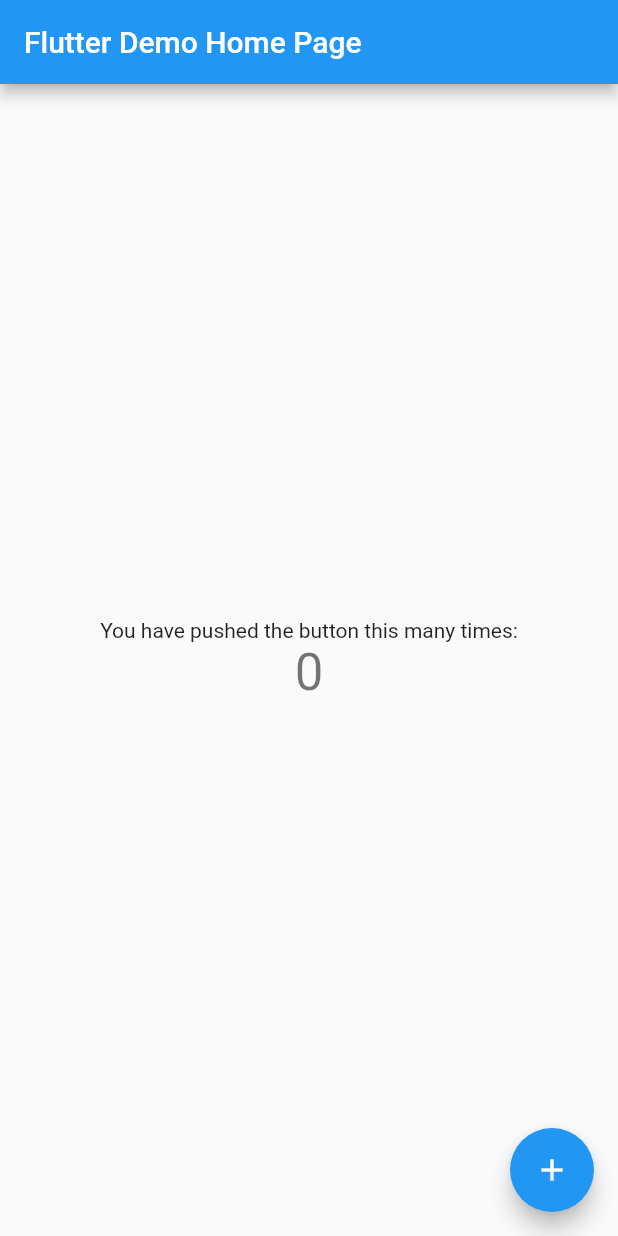
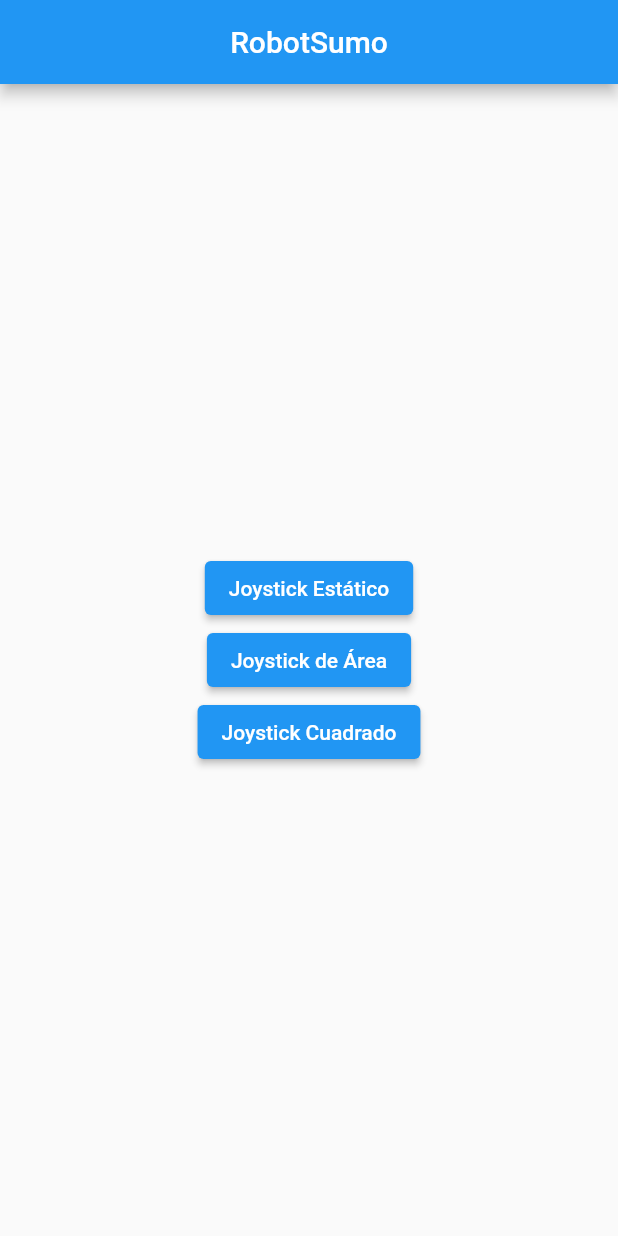
Before and after one commit to ntaticat/robotsumo, a Flutter app: the screen it shows after launch, on a phone screen of 412 x 824 dp. Run offline on Flutter 3.47's test engine with Material 2 defaults, Android fonts, the phone set to English and light mode, and no system bars; missing offline and left inert: flutter_joystick.

Commit message:
add joystick pages

```diff
--- /dev/null
+++ b/lib/Pages/index.dart
@@ -0,0 +1,4 @@
+
+export 'package:robotsumo/Pages/square_joystick_page.dart';
+export 'package:robotsumo/Pages/static_joystick_page.dart';
+export 'package:robotsumo/Pages/area_joystick_page.dart';
--- /dev/null
+++ b/lib/components/data.dart
@@ -0,0 +1,5 @@
+import 'package:flutter/material.dart';
+
+const ballSize = 30.0;
+const step = 10.0;
+var backgroundColorPage = Colors.deepPurple[200];
--- a/lib/main.dart
+++ b/lib/main.dart
@@ -1,115 +1,69 @@
 import 'package:flutter/material.dart';
+import 'package:robotsumo/Pages/index.dart';
 
 void main() {
-  runApp(const MyApp());
+  runApp(const JoystickExampleApp());
 }
 
-class MyApp extends StatelessWidget {
-  const MyApp({super.key});
+class JoystickExampleApp extends StatelessWidget {
+  const JoystickExampleApp({Key? key}) : super(key: key);
 
-  // This widget is the root of your application.
   @override
   Widget build(BuildContext context) {
     return MaterialApp(
-      title: 'Flutter Demo',
-      theme: ThemeData(
-        // This is the theme of your application.
-        //
-        // Try running your application with "flutter run". You'll see the
-        // application has a blue toolbar. Then, without quitting the app, try
-        // changing the primarySwatch below to Colors.green and then invoke
-        // "hot reload" (press "r" in the console where you ran "flutter run",
-        // or simply save your changes to "hot reload" in a Flutter IDE).
-        // Notice that the counter didn't reset back to zero; the application
-        // is not restarted.
-        primarySwatch: Colors.blue,
+      debugShowCheckedModeBanner: false,
+      home: Scaffold(
+        appBar: AppBar(
+          title: const Center(child: Text('RobotSumo')),
+        ),
+        body: const MainPage(),
       ),
-      home: const MyHomePage(title: 'Flutter Demo Home Page'),
     );
   }
 }
 
-class MyHomePage extends StatefulWidget {
-  const MyHomePage({super.key, required this.title});
-
-  // This widget is the home page of your application. It is stateful, meaning
-  // that it has a State object (defined below) that contains fields that affect
-  // how it looks.
-
-  // This class is the configuration for the state. It holds the values (in this
-  // case the title) provided by the parent (in this case the App widget) and
-  // used by the build method of the State. Fields in a Widget subclass are
-  // always marked "final".
-
-  final String title;
-
-  @override
-  State<MyHomePage> createState() => _MyHomePageState();
-}
-
-class _MyHomePageState extends State<MyHomePage> {
-  int _counter = 0;
-
-  void _incrementCounter() {
-    setState(() {
-      // This call to setState tells the Flutter framework that something has
-      // changed in this State, which causes it to rerun the build method below
-      // so that the display can reflect the updated values. If we changed
-      // _counter without calling setState(), then the build method would not be
-      // called again, and so nothing would appear to happen.
-      _counter++;
-    });
-  }
+class MainPage extends StatelessWidget {
+  const MainPage({Key? key}) : super(key: key);
 
   @override
   Widget build(BuildContext context) {
-    // This method is rerun every time setState is called, for instance as done
-    // by the _incrementCounter method above.
-    //
-    // The Flutter framework has been optimized to make rerunning build methods
-    // fast, so that you can just rebuild anything that needs updating rather
-    // than having to individually change instances of widgets.
-    return Scaffold(
-      appBar: AppBar(
-        // Here we take the value from the MyHomePage object that was created by
-        // the App.build method, and use it to set our appbar title.
-        title: Text(widget.title),
+    return SizedBox(
+      width: double.infinity,
+      child: Column(
+        mainAxisAlignment: MainAxisAlignment.center,
+        children: [
+          ElevatedButton(
+            onPressed: () {
+              Navigator.push(
+                context,
+                MaterialPageRoute(
+                    builder: (context) => const StaticJoystickPage()),
+              );
+            },
+            child: const Text('Joystick Estático'),
+          ),
+          ElevatedButton(
+            onPressed: () {
+              Navigator.push(
+                context,
+                MaterialPageRoute(
+                    builder: (context) => const AreaJoystickPage()),
+              );
+            },
+            child: const Text('Joystick de Área'),
+          ),
+          ElevatedButton(
+            onPressed: () {
+              Navigator.push(
+                context,
+                MaterialPageRoute(
+                    builder: (context) => const SquareJoystickPage()),
+              );
+            },
+            child: const Text('Joystick Cuadrado'),
+          ),
+        ],
       ),
-      body: Center(
-        // Center is a layout widget. It takes a single child and positions it
-        // in the middle of the parent.
-        child: Column(
-          // Column is also a layout widget. It takes a list of children and
-          // arranges them vertically. By default, it sizes itself to fit its
-          // children horizontally, and tries to be as tall as its parent.
-          //
-          // Invoke "debug painting" (press "p" in the console, choose the
-          // "Toggle Debug Paint" action from the Flutter Inspector in Android
-          // Studio, or the "Toggle Debug Paint" command in Visual Studio Code)
-          // to see the wireframe for each widget.
-          //
-          // Column has various properties to control how it sizes itself and
-          // how it positions its children. Here we use mainAxisAlignment to
-          // center the children vertically; the main axis here is the vertical
-          // axis because Columns are vertical (the cross axis would be
-          // horizontal).
-          mainAxisAlignment: MainAxisAlignment.center,
-          children: <Widget>[
-            const Text(
-              'You have pushed the button this many times:',
-            ),
-            Text(
-              '$_counter',
-              style: Theme.of(context).textTheme.headline4,
-            ),
-          ],
-        ),
-      ),
-      floatingActionButton: FloatingActionButton(
-        onPressed: _incrementCounter,
-        tooltip: 'Increment',
-        child: const Icon(Icons.add),
-      ), // This trailing comma makes auto-formatting nicer for build methods.
     );
   }
 }
--- a/pubspec.yaml
+++ b/pubspec.yaml
@@ -36,6 +36,7 @@
   # The following adds the Cupertino Icons font to your application.
   # Use with the CupertinoIcons class for iOS style icons.
   cupertino_icons: ^1.0.2
+  flutter_joystick: ^0.0.2
 
 dev_dependencies:
   flutter_test:
```
Also changed, not shown: lib/Pages/area_joystick_page.dart (added, +64 -0 lines), lib/Pages/square_joystick_page.dart (added, +68 -0 lines), lib/Pages/static_joystick_page.dart (added, +66 -0 lines), lib/components/joystick_mode_dropdown.dart (added, +44 -0 lines), pubspec.lock, 1 other file.
